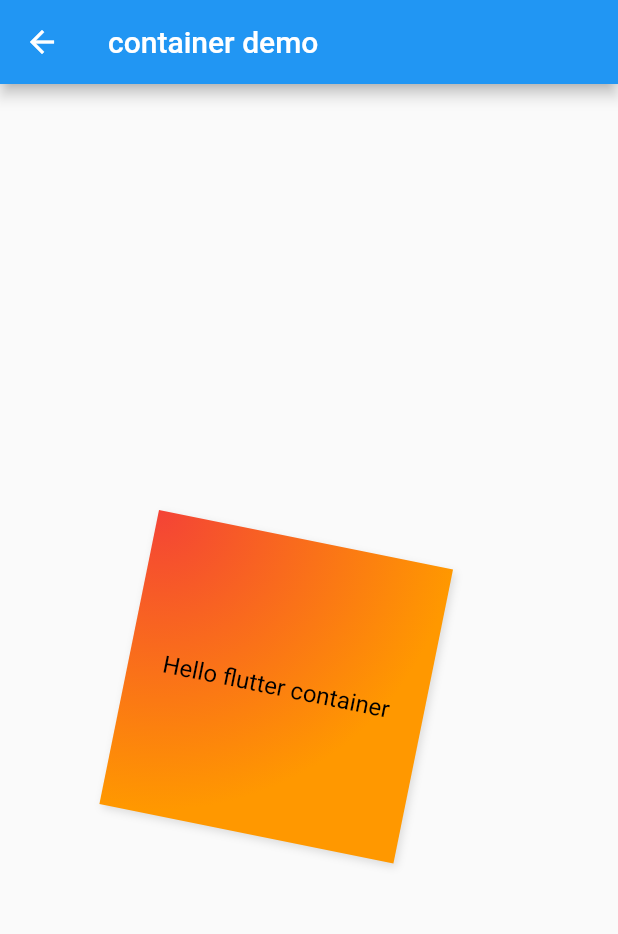
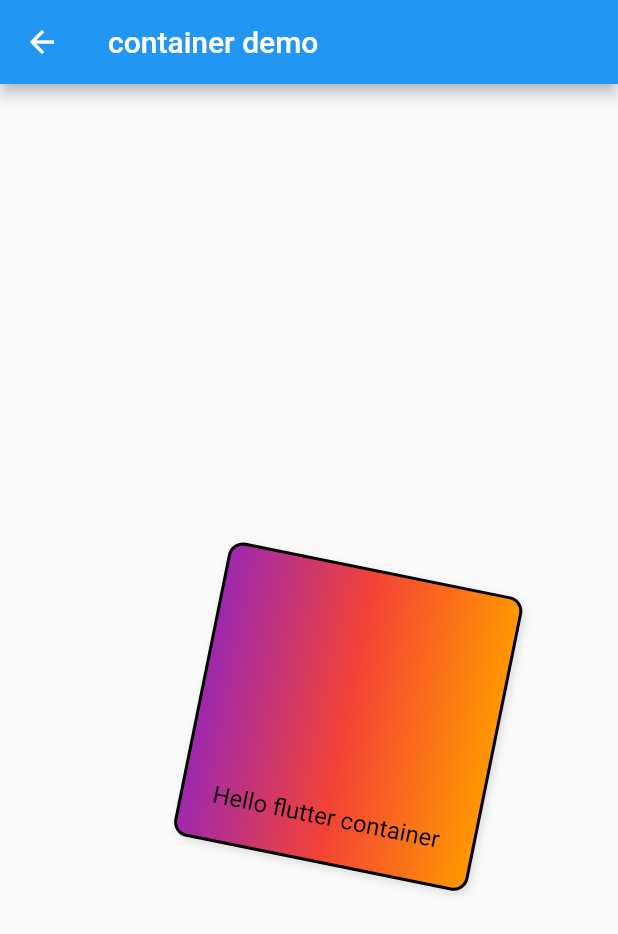
Before and after one commit to chenqf/flutter_widget_demo, a Flutter app: the MyContainer screen opened directly, on a phone screen of 412 x 824 dp. Shown: the top 934 px of the screen. Run offline on Flutter 3.47's test engine with Material 2 defaults, Android fonts, the phone set to English and light mode, and no system bars.

Commit message:
组件 Container 简单相关内容

```diff
--- a/lib/demo/container.dart
+++ b/lib/demo/container.dart
@@ -10,17 +10,27 @@ class MyContainer extends StatelessWidget {
         ),
         body: Center(
           child: Container(
+            margin: EdgeInsets.only(left: 100.0),
             padding: EdgeInsets.all(20.0),
-            alignment: Alignment.center, // 控制字内容的对其位置
+            alignment: Alignment.bottomLeft, // 控制字内容的对其位置
             width: 200.0,
             height: 200.0,
 //            color: Colors.lightBlueAccent,
             decoration: BoxDecoration(
-              gradient: RadialGradient(
-                colors: [Colors.red,Colors.orange],
-                center: Alignment.topLeft,
-                radius: 1
+              //径向渐变
+//              gradient: RadialGradient(
+//                colors: [Colors.red,Colors.deepPurple],
+//                center: Alignment.topLeft,
+//                radius: 1
+//              ),
+              gradient:LinearGradient(
+                  colors: [Colors.purple,Colors.red,Colors.orange],
               ),
+              border: Border.all(
+                width: 2.0,
+                color: Colors.black
+              ),
+              borderRadius: BorderRadius.all(Radius.circular(10.0)),
               boxShadow: [
                 BoxShadow(
                   color: Colors.black12,
```
